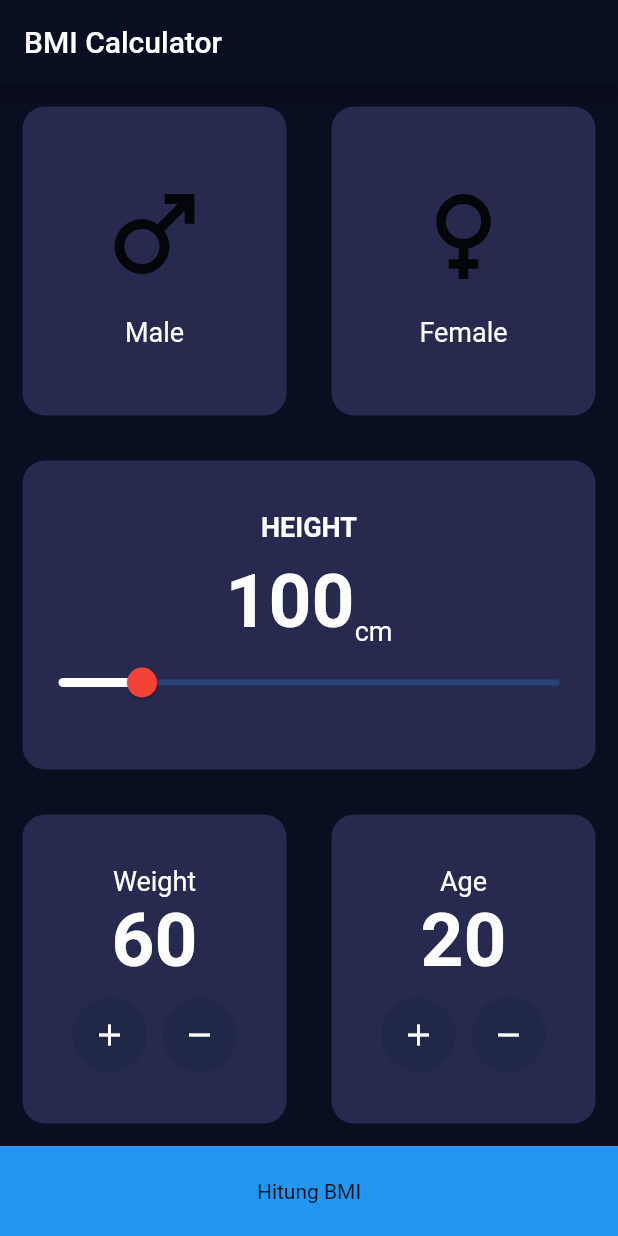
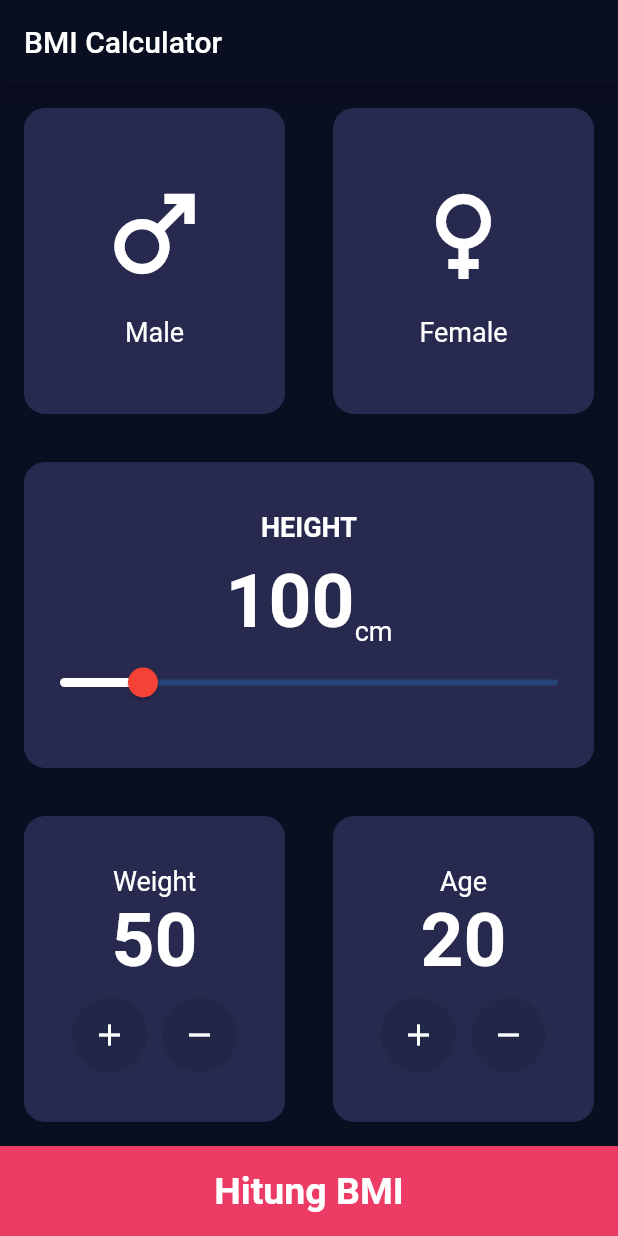
Before and after one commit to Faik-irkham/bmi, a Flutter app: the screen it shows after launch, on a phone screen of 412 x 824 dp. Run offline on Flutter 3.47's test engine with Material 2 defaults, Android fonts, the phone set to English and light mode, and no system bars.

```diff
--- a/lib/constants/constant.dart
+++ b/lib/constants/constant.dart
@@ -1,12 +1,22 @@
 import 'package:flutter/material.dart';
 
-Color primaryColor = const Color(0xff0a0e21);
-TextStyle? labelTextStyle =  TextStyle(
+const Color primaryColor =  Color(0xff0a0e21);
+TextStyle? labelTextStyle = const
+                          TextStyle(
                           fontSize: 18,
                           color: Colors.white//color: Color(0xff8d8e98)
                         );
-TextStyle numberTextStyle=TextStyle(
+TextStyle numberTextStyle= const
+                        TextStyle(
                         fontSize: 50,
                         fontWeight: FontWeight.bold,
                         color: Colors.white,
                       );
+const String underweightModerate = "Underweight (Moderate thinness)";
+const String underweightSevere = "Underweight (Severe thinness)";
+const String underweightMild = "Underweight (Mild thinness)";
+const String normal = "Normal";
+const String overweight = "Overweight";
+const String obeseI = "Obese (Class I)";
+const String obeseII = "Obese (Class II)";
+const String obeseIII = "Obese (Class III)";
--- a/lib/main.dart
+++ b/lib/main.dart
@@ -17,7 +17,7 @@ class MyApp extends StatelessWidget {
       theme: ThemeData(
         primaryColor: primaryColor,
         scaffoldBackgroundColor: primaryColor,
-        appBarTheme: AppBarTheme(
+        appBarTheme: const AppBarTheme(
           //0A0E21
           backgroundColor: primaryColor),
         // This is the theme of your application.
@@ -31,7 +31,7 @@ class MyApp extends StatelessWidget {
         // is not restarted.
         primarySwatch: Colors.blue,
       ),
-      home: BmiDataScreen()
+      home: const BmiDataScreen()
     );
   }
 }
--- a/lib/views/bmi_data_screen.dart
+++ b/lib/views/bmi_data_screen.dart
@@ -1,9 +1,6 @@
-import 'dart:html';
 
 import 'package:bmi/constants/constant.dart';
 import 'package:bmi/views/bmi_result_screen.dart';
-import 'package:flutter/src/foundation/key.dart';
-import 'package:flutter/src/widgets/framework.dart';
 import 'package:flutter/material.dart';
 
 class BmiDataScreen extends StatefulWidget {
@@ -15,31 +12,61 @@ class BmiDataScreen extends StatefulWidget {
 
 class _BmiDataScreenState extends State<BmiDataScreen> {
   int height = 100;
+  int weight = 50;
+  int age = 20;
+  String? gender;
+
+  double calculateBmi(){
+
+    double heightInMeter = height / 100;
+   //final h = pow(height, 2);
+    final h = (heightInMeter * heightInMeter);
+    final bmi = weight / h;
+    return bmi;
+  }
+
   @override
   Widget build(BuildContext context) {
     return Scaffold(
-      backgroundColor: Color(0xff0a0e21),
+      backgroundColor: const Color(0xff0a0e21),
       appBar: AppBar(
-        title: Text("BMI Calculator"),
+        title: const Text("BMI Calculator"),
       ),
       body: Column(
         children: [
           Expanded(
             child: Row(
-              children: const [
+              children:  [
               Expanded(
+                child: GestureDetector(
+                  onTap: (){
+                    gender = "male";
+                    setState(() {
+                    });
+                  },
                 child: BmiCard(
-                  child: GenderIconText(
+                  borderColor:
+                  (gender == "male") ? Colors.white : primaryColor,
+                  child: const GenderIconText(
                     icon: Icons.male,
                     title: 'Male',
                   ),
                 ),
                 ),
+               ),
               Expanded(
+                child: GestureDetector(
+                  onTap: (){
+                    gender = "female";
+                    setState(() {});
+                  },
                   child: BmiCard(
-                  child: GenderIconText(
+                    borderColor:
+                    (gender == "female") ? Colors.white : primaryColor,
+                    child: const GenderIconText(
                       icon: Icons.female,
                       title: 'Female',
+                      ),
                   ),
                 ),
                ),
@@ -47,7 +74,6 @@ class _BmiDataScreenState extends State<BmiDataScreen> {
             ),
           ),
           Expanded(
-            child: Container(
             child: BmiCard(child:
             Column(
               mainAxisAlignment: MainAxisAlignment.center,
@@ -60,7 +86,7 @@ class _BmiDataScreenState extends State<BmiDataScreen> {
                     ),
                   ),
 
-                    SizedBox(height: 10),
+                  const SizedBox(height: 10),
                 Row(
                   crossAxisAlignment: CrossAxisAlignment.end,
                   mainAxisAlignment: MainAxisAlignment.center,
@@ -91,9 +117,7 @@ class _BmiDataScreenState extends State<BmiDataScreen> {
             ),
             ),
           ),
-          ),
           Expanded(
-            child: Container(
             child: Row(
               children: [
                 Expanded(
@@ -106,34 +130,42 @@ class _BmiDataScreenState extends State<BmiDataScreen> {
                         style: labelTextStyle,
                         ),
                       Text(
-                        "60",
+                        "$weight",
                        style: numberTextStyle,
                       ),
-                      SizedBox(height: 8,),
+                      const SizedBox(height: 8,),
                       Row(
                         mainAxisAlignment: MainAxisAlignment.center,
                         children: [
-                          RawMaterialButton(onPressed: (){},
+                          RawMaterialButton(onPressed: (){
+                            weight += 1;
+                            setState(() {});
+                          },
                           elevation: 0,
-                          child: Icon(Icons.add,
+                          child: const Icon(
+                            Icons.add,
                             color: Colors.white,
                           ),
-                          shape: CircleBorder(),
-                          fillColor: Color(0xff212747),
-                          constraints: BoxConstraints.tightFor(
+                          shape: const CircleBorder(),
+                          fillColor: const Color(0xff212747),
+                          constraints: const BoxConstraints.tightFor(
                             width: 50,
                             height: 50,
                           ),
                           ),
-                          SizedBox(width: 10,),
-                          RawMaterialButton(onPressed: (){},
+                          const SizedBox(width: 10,),
+                          RawMaterialButton(onPressed: (){
+                            weight -= 1;
+                            setState(() {});
+                          },
                           elevation: 0,
-                          child: Icon(Icons.remove,
+                          child: const Icon(
+                            Icons.remove,
                             color: Colors.white,
                           ),
-                          shape: CircleBorder(),
-                          fillColor: Color(0xff212747),
-                          constraints: BoxConstraints.tightFor(
+                          shape: const CircleBorder(),
+                          fillColor: const Color(0xff212747),
+                          constraints: const BoxConstraints.tightFor(
                             width: 50,
                             height: 50,
                           ),
@@ -154,34 +186,40 @@ class _BmiDataScreenState extends State<BmiDataScreen> {
                         style: labelTextStyle,
                         ),
                       Text(
-                        "20",
+                        "$age",
                        style: numberTextStyle,
                       ),
-                      SizedBox(height: 8,),
+                      const SizedBox(height: 8,),
                       Row(
                         mainAxisAlignment: MainAxisAlignment.center,
                         children: [
-                          RawMaterialButton(onPressed: (){},
+                          RawMaterialButton(onPressed: (){
+                            age++;
+                            setState(() {});
+                          },
                           elevation: 0,
-                          child: Icon(Icons.add,
+                          child: const Icon(Icons.add,
                           color: Colors.white,
                           ),
-                          shape: CircleBorder(),
-                          fillColor: Color(0xff212747),
-                          constraints: BoxConstraints.tightFor(
+                          shape: const CircleBorder(),
+                          fillColor: const Color(0xff212747),
+                          constraints: const BoxConstraints.tightFor(
                             width: 50,
                             height: 50,
                           ),
                           ),
-                          SizedBox(width: 10,),
-                          RawMaterialButton(onPressed: (){},
+                          const SizedBox(width: 10,),
+                          RawMaterialButton(onPressed: (){
+                            age--;
+                            setState(() {});
+                          },
                           elevation: 0,
-                          child: Icon(Icons.remove,
+                          child: const Icon(Icons.remove,
                           color: Colors.white,
                           ),
-                          shape: CircleBorder(),
-                          fillColor: Color(0xff212747),
-                          constraints: BoxConstraints.tightFor(
+                          shape: const CircleBorder(),
+                          fillColor: const Color(0xff212747),
+                          constraints: const BoxConstraints.tightFor(
                             width: 50,
                             height: 50,
                           ),
@@ -195,21 +233,29 @@ class _BmiDataScreenState extends State<BmiDataScreen> {
               ],
             ),
           ),
-          ),
          GestureDetector(
           onTap: () {
             Navigator.of(context).push(
               MaterialPageRoute(
                   builder: ((context) {
-                   return BmiResultScreen();
+                   return BmiResultScreen(
+                    bmi: calculateBmi(),
+                   );
                 }),
               ),
             );
           },
            child: Container(
             height: 60,
-            color: Colors.blue,
-            child: Center(child: Text("Hitung BMI")),
+            color: const Color(0xffEC3C66),
+            child: const Center(child: Text("Hitung BMI",
+            style:  TextStyle(
+              fontSize: 25,
+               fontWeight: FontWeight.bold,
+               color: Colors.white,
+            ),
+            ),
+            ),
            ),
          ),
         ],
@@ -220,19 +266,21 @@ class _BmiDataScreenState extends State<BmiDataScreen> {
 
 class BmiCard extends StatelessWidget {
   const BmiCard({
-    Key? key, this.child,
+    Key? key, this.child, this.borderColor = primaryColor,
   }) : super(key: key);
 
   final Widget? child;
+  final Color? borderColor;
 
   @override
   Widget build(BuildContext context) {
     return Container(
       decoration: BoxDecoration(
-        color: Color(0xff272A4E),
+        color: const Color(0xff272A4E),
         borderRadius: BorderRadiusDirectional.circular(15),
+        border: Border.all(color: borderColor!),
       ),
-      margin: EdgeInsets.all(15),
+      margin: const EdgeInsets.all(15),
       child: child
     );
   }
@@ -256,6 +304,7 @@ final IconData icon;
           Icon(
           icon,
           size: 80,
+          color: Colors.white,
         ),
         const SizedBox(height: 15),
           Text(
```
Also changed, not shown: lib/views/bmi_result_screen.dart (+126 -4 lines). Lines whose indentation alone changed are shown as unchanged.
